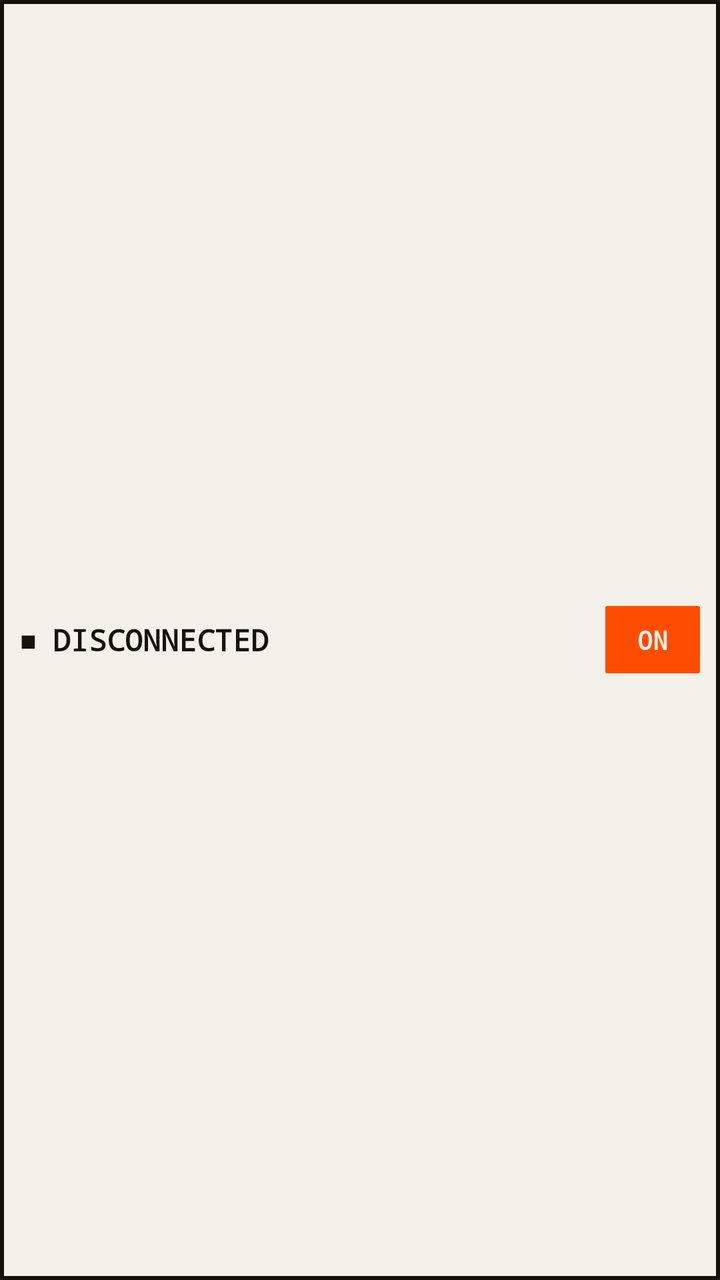
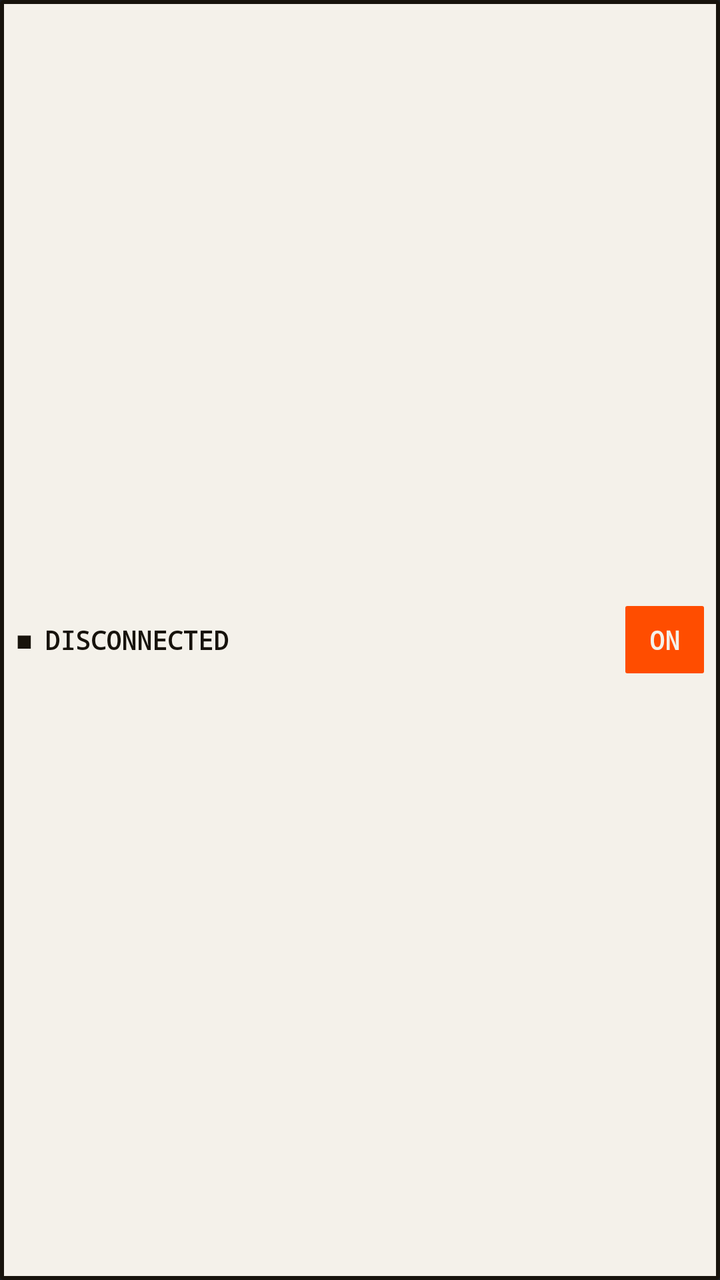

Two renders of the same Android screen: before a commit and after it. Below are the layout's source before the change and the commit's diff.
<!-- AndroidManifest.xml: application theme android:Theme.DeviceDefault.NoActionBar -->
<!-- res/layout/widget_toggle.xml -->
<?xml version="1.0" encoding="utf-8"?>
<LinearLayout xmlns:android="http://schemas.android.com/apk/res/android"
    android:id="@+id/widget_root"
    android:layout_width="match_parent"
    android:layout_height="match_parent"
    android:background="@drawable/widget_bg"
    android:gravity="center_vertical"
    android:orientation="horizontal"
    android:padding="10dp">

    <TextView
        android:id="@+id/widget_square"
        android:layout_width="wrap_content"
        android:layout_height="wrap_content"
        android:text="■"
        android:textColor="@color/pribor_ink"
        android:textSize="11sp" />

    <TextView
        android:id="@+id/widget_state"
        android:layout_width="0dp"
        android:layout_height="wrap_content"
        android:layout_marginStart="8dp"
        android:layout_weight="1"
        android:fontFamily="monospace"
        android:text="@string/state_off"
        android:textColor="@color/pribor_ink"
        android:textSize="15sp"
        android:textStyle="bold" />

    <TextView
        android:id="@+id/widget_action"
        android:layout_width="wrap_content"
        android:layout_height="wrap_content"
        android:layout_marginStart="10dp"
        android:background="@drawable/widget_btn_signal"
        android:fontFamily="monospace"
        android:gravity="center"
        android:paddingHorizontal="16dp"
        android:paddingVertical="8dp"
        android:text="@string/widget_btn_on"
        android:textColor="@color/pribor_paper"
        android:textSize="13sp"
        android:textStyle="bold" />
</LinearLayout>
<!-- resources referenced by this layout -->
<resources>
  <color name="pribor_ink">#17130C</color>
  <color name="pribor_paper">#F4F1EA</color>
  <!-- drawable widget_bg (drawable) -->
  <?xml version="1.0" encoding="utf-8"?>
  <shape xmlns:android="http://schemas.android.com/apk/res/android"
      android:shape="rectangle">
      <solid android:color="@color/pribor_paper" />
      <stroke
          android:width="2dp"
          android:color="@color/pribor_ink" />
      <corners android:radius="1dp" />
  </shape>
  <!-- drawable widget_btn_signal (drawable) -->
  <?xml version="1.0" encoding="utf-8"?>
  <shape xmlns:android="http://schemas.android.com/apk/res/android"
      android:shape="rectangle">
      <solid android:color="@color/pribor_signal" />
      <corners android:radius="1dp" />
  </shape>
  <string name="state_off">DISCONNECTED</string>
  <string name="widget_btn_on">ON</string>
  <color name="pribor_signal">#FF4D00</color>
</resources>

<!-- the commit's change to res/layout/widget_toggle.xml (unified diff, before → after) -->
@@ -6,7 +6,8 @@
     android:background="@drawable/widget_bg"
     android:gravity="center_vertical"
     android:orientation="horizontal"
-    android:padding="10dp">
+    android:paddingHorizontal="8dp"
+    android:paddingVertical="10dp">
 
     <TextView
         android:id="@+id/widget_square"
@@ -20,12 +21,13 @@
         android:id="@+id/widget_state"
         android:layout_width="0dp"
         android:layout_height="wrap_content"
-        android:layout_marginStart="8dp"
+        android:layout_marginStart="6dp"
         android:layout_weight="1"
         android:fontFamily="monospace"
+        android:maxLines="1"
         android:text="@string/state_off"
         android:textColor="@color/pribor_ink"
-        android:textSize="15sp"
+        android:textSize="13sp"
         android:textStyle="bold" />
 
     <TextView
@@ -36,7 +38,7 @@
         android:background="@drawable/widget_btn_signal"
         android:fontFamily="monospace"
         android:gravity="center"
-        android:paddingHorizontal="16dp"
+        android:paddingHorizontal="12dp"
         android:paddingVertical="8dp"
         android:text="@string/widget_btn_on"
         android:textColor="@color/pribor_paper"
